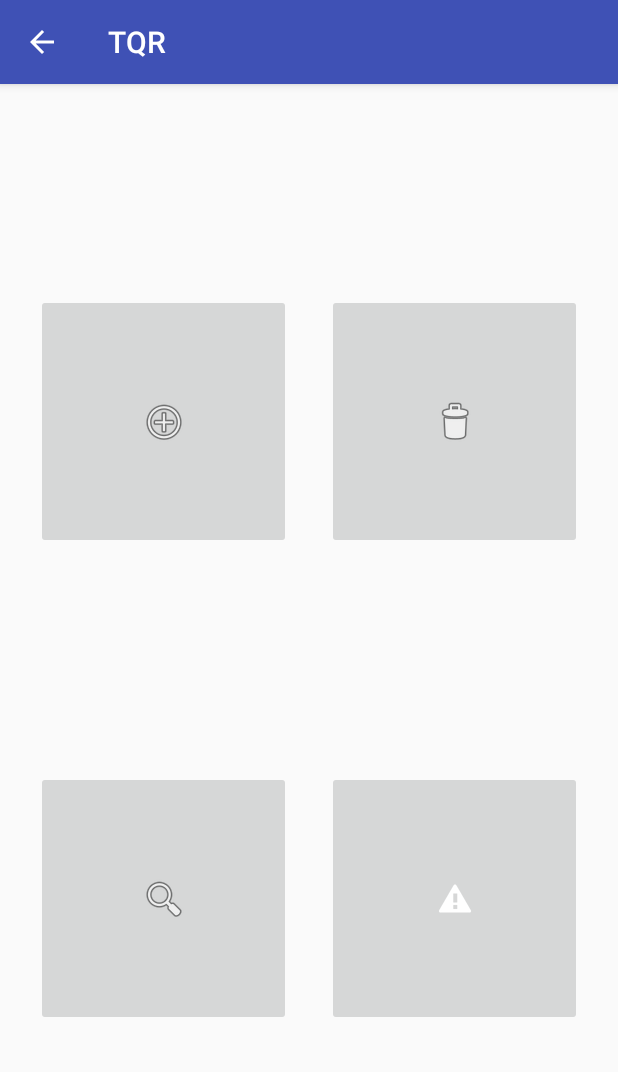
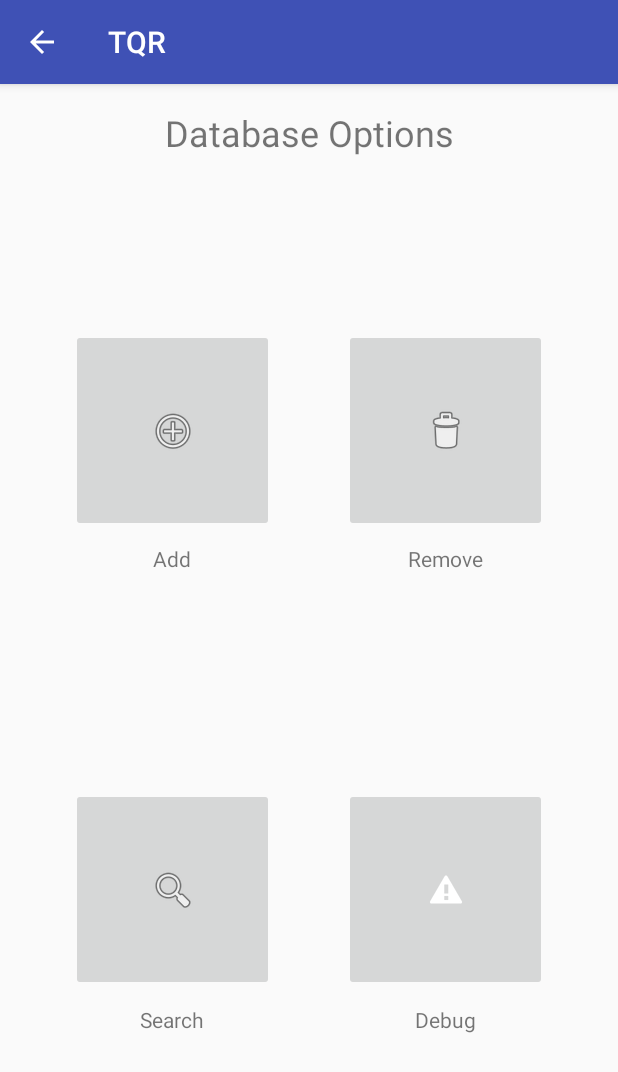
Before and after one commit to DanielMMilner/Infrastructure-Quality-Reporter-App, an Android app: the DatabaseViewer screen opened directly, with no data from a screen before it, on a phone screen of 412 x 824 dp. Shown: the top 1072 px of the screen. Run offline under Robolectric (Android 15) with nearby library versions, the phone set to English and light mode, and no system bars.

Commit message:
added database debug activity

```diff
--- a/app/src/main/AndroidManifest.xml
+++ b/app/src/main/AndroidManifest.xml
@@ -62,7 +62,10 @@
             android:parentActivityName=".DatabaseViewer" />
         <activity
             android:name=".AddToDatabaseActivity"
-            android:parentActivityName=".DatabaseViewer"/>
+            android:parentActivityName=".DatabaseViewer" />
+        <activity
+            android:name=".DebugDatabaseActivity"
+            android:parentActivityName=".DatabaseViewer" />
     </application>
 
 </manifest>
--- a/app/src/main/java/s3542977/com/tqr/DatabaseViewer.java
+++ b/app/src/main/java/s3542977/com/tqr/DatabaseViewer.java
@@ -43,7 +43,7 @@ public class DatabaseViewer extends AppCompatActivity {
                 startActivity(intent);
                 break;
             case R.id.debugButton:
-                intent = new Intent(this, ReportActivity.class);
+                intent = new Intent(this, DebugDatabaseActivity.class);
                 startActivity(intent);
                 break;
         }
--- a/app/src/main/res/layout/activity_database_viewer.xml
+++ b/app/src/main/res/layout/activity_database_viewer.xml
@@ -8,12 +8,13 @@
 
     <ImageButton
         android:id="@+id/addButton"
-        android:layout_width="170dp"
-        android:layout_height="170dp"
+        android:layout_width="135dp"
+        android:layout_height="135dp"
         android:layout_marginBottom="16dp"
         android:layout_marginEnd="8dp"
         android:layout_marginStart="16dp"
         android:layout_marginTop="16dp"
+        android:contentDescription="@string/add_icon"
         android:onClick="buttonPressed"
         app:layout_constraintBottom_toTopOf="@+id/searchButton"
         app:layout_constraintEnd_toStartOf="@+id/removeButton"
@@ -23,12 +24,13 @@
 
     <ImageButton
         android:id="@+id/debugButton"
-        android:layout_width="170dp"
-        android:layout_height="170dp"
+        android:layout_width="135dp"
+        android:layout_height="135dp"
         android:layout_marginBottom="16dp"
         android:layout_marginEnd="16dp"
         android:layout_marginStart="8dp"
         android:layout_marginTop="8dp"
+        android:contentDescription="@string/hazard_icon"
         android:onClick="buttonPressed"
         app:layout_constraintBottom_toBottomOf="parent"
         app:layout_constraintEnd_toEndOf="parent"
@@ -38,12 +40,13 @@
 
     <ImageButton
         android:id="@+id/removeButton"
-        android:layout_width="170dp"
-        android:layout_height="170dp"
+        android:layout_width="135dp"
+        android:layout_height="135dp"
         android:layout_marginBottom="16dp"
         android:layout_marginEnd="16dp"
         android:layout_marginStart="8dp"
         android:layout_marginTop="16dp"
+        android:contentDescription="@string/remove_icon"
         android:onClick="buttonPressed"
         app:layout_constraintBottom_toTopOf="@+id/debugButton"
         app:layout_constraintEnd_toEndOf="parent"
@@ -53,16 +56,79 @@
 
     <ImageButton
         android:id="@+id/searchButton"
-        android:layout_width="170dp"
-        android:layout_height="170dp"
+        android:layout_width="135dp"
+        android:layout_height="135dp"
         android:layout_marginBottom="16dp"
         android:layout_marginEnd="8dp"
         android:layout_marginStart="16dp"
         android:layout_marginTop="8dp"
+        android:contentDescription="@string/search_icon"
         android:onClick="buttonPressed"
         app:layout_constraintBottom_toBottomOf="parent"
         app:layout_constraintEnd_toStartOf="@+id/debugButton"
         app:layout_constraintStart_toStartOf="parent"
         app:layout_constraintTop_toBottomOf="@+id/addButton"
         app:srcCompat="@android:drawable/ic_menu_search" />
+
+    <TextView
+        android:id="@+id/textView5"
+        android:layout_width="wrap_content"
+        android:layout_height="wrap_content"
+        android:layout_marginEnd="8dp"
+        android:layout_marginStart="8dp"
+        android:layout_marginTop="8dp"
+        android:text="@string/add"
+        app:layout_constraintEnd_toEndOf="@+id/addButton"
+        app:layout_constraintStart_toStartOf="@+id/addButton"
+        app:layout_constraintTop_toBottomOf="@+id/addButton" />
+
+    <TextView
+        android:id="@+id/textView6"
+        android:layout_width="wrap_content"
+        android:layout_height="wrap_content"
+        android:layout_marginEnd="8dp"
+        android:layout_marginStart="8dp"
+        android:layout_marginTop="8dp"
+        android:text="@string/remove"
+        app:layout_constraintEnd_toEndOf="@+id/removeButton"
+        app:layout_constraintStart_toStartOf="@+id/removeButton"
+        app:layout_constraintTop_toBottomOf="@+id/removeButton" />
+
+    <TextView
+        android:id="@+id/textView7"
+        android:layout_width="wrap_content"
+        android:layout_height="wrap_content"
+        android:layout_marginEnd="8dp"
+        android:layout_marginStart="8dp"
+        android:layout_marginTop="9dp"
+        android:text="@string/search"
+        app:layout_constraintEnd_toEndOf="@+id/searchButton"
+        app:layout_constraintStart_toStartOf="@+id/searchButton"
+        app:layout_constraintTop_toBottomOf="@+id/searchButton" />
+
+    <TextView
+        android:id="@+id/textView8"
+        android:layout_width="wrap_content"
+        android:layout_height="wrap_content"
+        android:layout_marginEnd="8dp"
+        android:layout_marginStart="8dp"
+        android:layout_marginTop="9dp"
+        android:text="@string/debug"
+        app:layout_constraintEnd_toEndOf="@+id/debugButton"
+        app:layout_constraintStart_toStartOf="@+id/debugButton"
+        app:layout_constraintTop_toBottomOf="@+id/debugButton" />
+
+    <TextView
+        android:id="@+id/textView9"
+        android:layout_width="wrap_content"
+        android:layout_height="wrap_content"
+        android:layout_marginEnd="164dp"
+        android:layout_marginStart="162dp"
+        android:layout_marginTop="16dp"
+        android:text="@string/database_options"
+        android:textSize="24sp"
+        app:layout_constraintEnd_toEndOf="parent"
+        app:layout_constraintHorizontal_bias="0.488"
+        app:layout_constraintStart_toStartOf="parent"
+        app:layout_constraintTop_toTopOf="parent" />
 </android.support.constraint.ConstraintLayout>
--- a/app/src/main/res/values/strings.xml
+++ b/app/src/main/res/values/strings.xml
@@ -35,6 +35,14 @@
     <string name="view_database">View Database</string>
     <string name="search">Search</string>
     <string name="or">Or</string>
+    <string name="debug">Debug</string>
+    <string name="remove">Remove</string>
+    <string name="add">Add</string>
+    <string name="database_options">Database Options</string>
+    <string name="remove_icon">remove icon</string>
+    <string name="search_icon">search icon</string>
+    <string name="hazard_icon">hazard icon</string>
+    <string name="add_icon">Add icon</string>
     <string-array name="speed_test_sizes_array">
         <item>1MiB</item>
         <item>16MiB</item>
```
Also changed, not shown: app/src/main/java/s3542977/com/tqr/DatabaseHandler.java (+114 -55 lines), app/src/main/java/s3542977/com/tqr/DebugDatabaseActivity.java (added, +46 -0 lines), app/src/main/res/layout/activity_debug_database.xml (added, +104 -0 lines).
